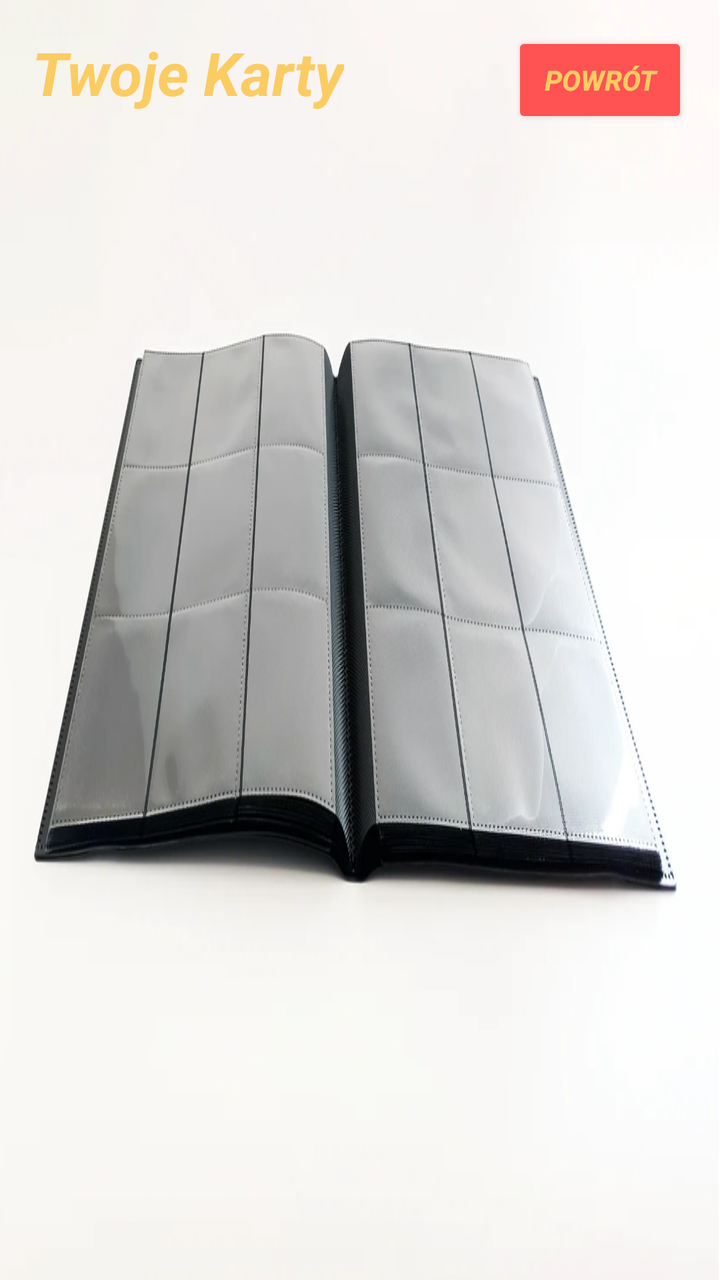
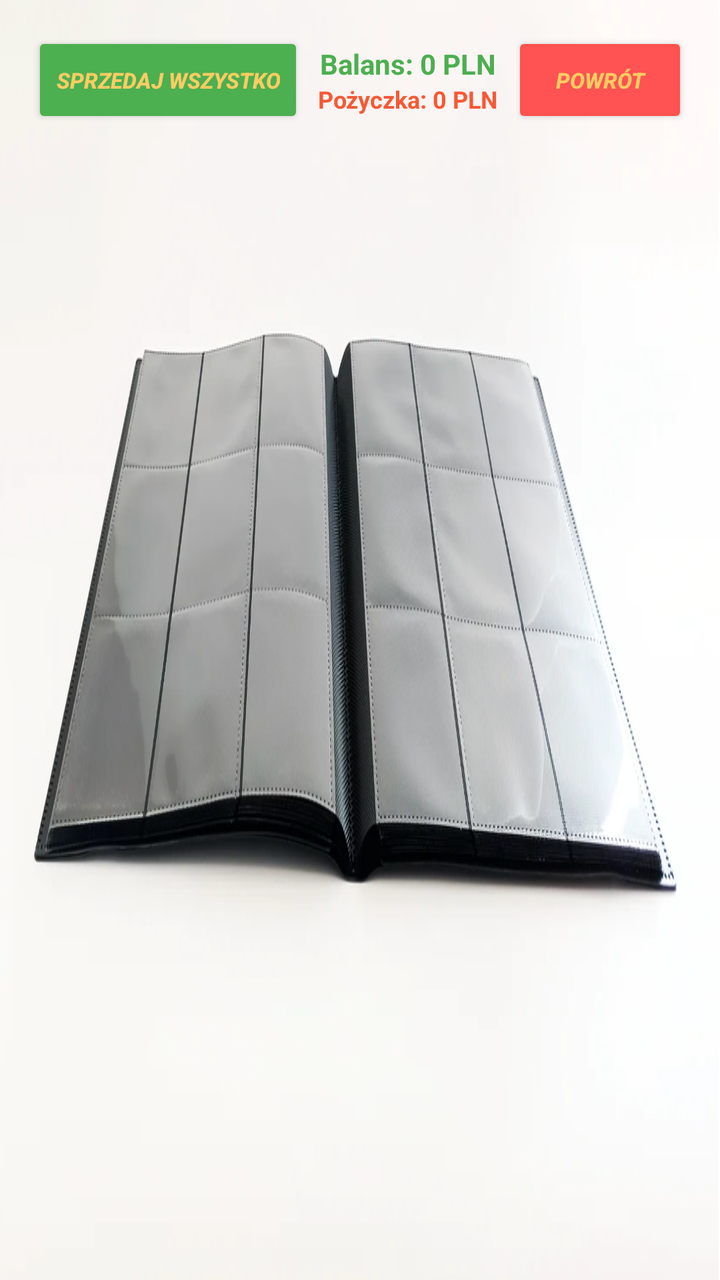

An Android layout rendered at two revisions. The XML below is the earlier revision; the diff shows what the commit changed to produce the second picture.
<!-- AndroidManifest.xml: application theme Theme.Karciochpl -->
<!-- res/layout/activity_inventory.xml -->
<?xml version="1.0" encoding="utf-8"?>
<androidx.constraintlayout.widget.ConstraintLayout xmlns:android="http://schemas.android.com/apk/res/android"
    xmlns:app="http://schemas.android.com/apk/res-auto"
    xmlns:tools="http://schemas.android.com/tools"
    android:id="@+id/main_inventory"
    android:layout_width="match_parent"
    android:layout_height="match_parent"
    android:background="@drawable/inventorybg"
    android:padding="16dp"
    tools:context=".InventoryActivity">

    <TextView
        android:id="@+id/tvInventoryHeader"
        android:layout_width="wrap_content"
        android:layout_height="wrap_content"
        android:text="Twoje Karty"
        android:textColor="#FBCC62"
        android:textSize="30sp"
        android:textStyle="bold|italic"
        app:layout_constraintStart_toStartOf="parent"
        app:layout_constraintTop_toTopOf="parent" />

    <Button
        android:id="@+id/btnBackInventory"
        android:layout_width="wrap_content"
        android:layout_height="wrap_content"
        android:text="Powrót"
        android:backgroundTint="#FF5252"
        android:textColor="#FBCC62"
        android:textStyle="bold|italic"
        app:layout_constraintEnd_toEndOf="parent"
        app:layout_constraintTop_toTopOf="parent" />

    <androidx.recyclerview.widget.RecyclerView
        android:id="@+id/recyclerViewInventory"
        android:layout_width="match_parent"
        android:layout_height="0dp"
        android:layout_marginTop="16dp"
        app:layout_constraintBottom_toBottomOf="parent"
        app:layout_constraintTop_toBottomOf="@id/tvInventoryHeader" />

</androidx.constraintlayout.widget.ConstraintLayout>
<!-- resources referenced by this layout -->
<resources>
  <!-- drawable inventorybg: png bitmap (drawable, 582099 bytes) -->
  <style name="Theme.Karciochpl" parent="Base.Theme.Karciochpl" />
  <style name="Base.Theme.Karciochpl" parent="Theme.Material3.DayNight.NoActionBar">
          
          
      </style>
</resources>

<!-- the commit's change to res/layout/activity_inventory.xml (unified diff, before → after) -->
@@ -9,24 +9,56 @@
     android:padding="16dp"
     tools:context=".InventoryActivity">
 
-    <TextView
-        android:id="@+id/tvInventoryHeader"
+    <Button
+        android:id="@+id/btnSellAll"
         android:layout_width="wrap_content"
         android:layout_height="wrap_content"
-        android:text="Twoje Karty"
+        android:backgroundTint="#4CAF50"
+        android:text="Sprzedaj wszystko"
         android:textColor="#FBCC62"
-        android:textSize="30sp"
+        android:textSize="11sp"
         android:textStyle="bold|italic"
         app:layout_constraintStart_toStartOf="parent"
         app:layout_constraintTop_toTopOf="parent" />
+
+    <LinearLayout
+        android:id="@+id/headerContainer"
+        android:layout_width="0dp"
+        android:layout_height="wrap_content"
+        android:orientation="vertical"
+        android:gravity="center"
+        app:layout_constraintTop_toTopOf="parent"
+        app:layout_constraintStart_toEndOf="@id/btnSellAll"
+        app:layout_constraintEnd_toStartOf="@id/btnBackInventory"
+        app:layout_constraintBottom_toBottomOf="@id/btnSellAll">
+
+        <TextView
+            android:id="@+id/tvBalanceInventory"
+            android:layout_width="wrap_content"
+            android:layout_height="wrap_content"
+            android:text="Balans: 0 PLN"
+            android:textColor="#4CAF50"
+            android:textSize="14sp"
+            android:textStyle="bold" />
+
+        <TextView
+            android:id="@+id/tvLoanInventory"
+            android:layout_width="wrap_content"
+            android:layout_height="wrap_content"
+            android:text="Pożyczka: 0 PLN"
+            android:textColor="#F85834"
+            android:textSize="12sp"
+            android:textStyle="bold" />
+    </LinearLayout>
 
     <Button
         android:id="@+id/btnBackInventory"
         android:layout_width="wrap_content"
         android:layout_height="wrap_content"
+        android:backgroundTint="#FF5252"
         android:text="Powrót"
-        android:backgroundTint="#FF5252"
         android:textColor="#FBCC62"
+        android:textSize="11sp"
         android:textStyle="bold|italic"
         app:layout_constraintEnd_toEndOf="parent"
         app:layout_constraintTop_toTopOf="parent" />
@@ -37,6 +69,6 @@
         android:layout_height="0dp"
         android:layout_marginTop="16dp"
         app:layout_constraintBottom_toBottomOf="parent"
-        app:layout_constraintTop_toBottomOf="@id/tvInventoryHeader" />
+        app:layout_constraintTop_toBottomOf="@id/btnSellAll" />
 
 </androidx.constraintlayout.widget.ConstraintLayout>
